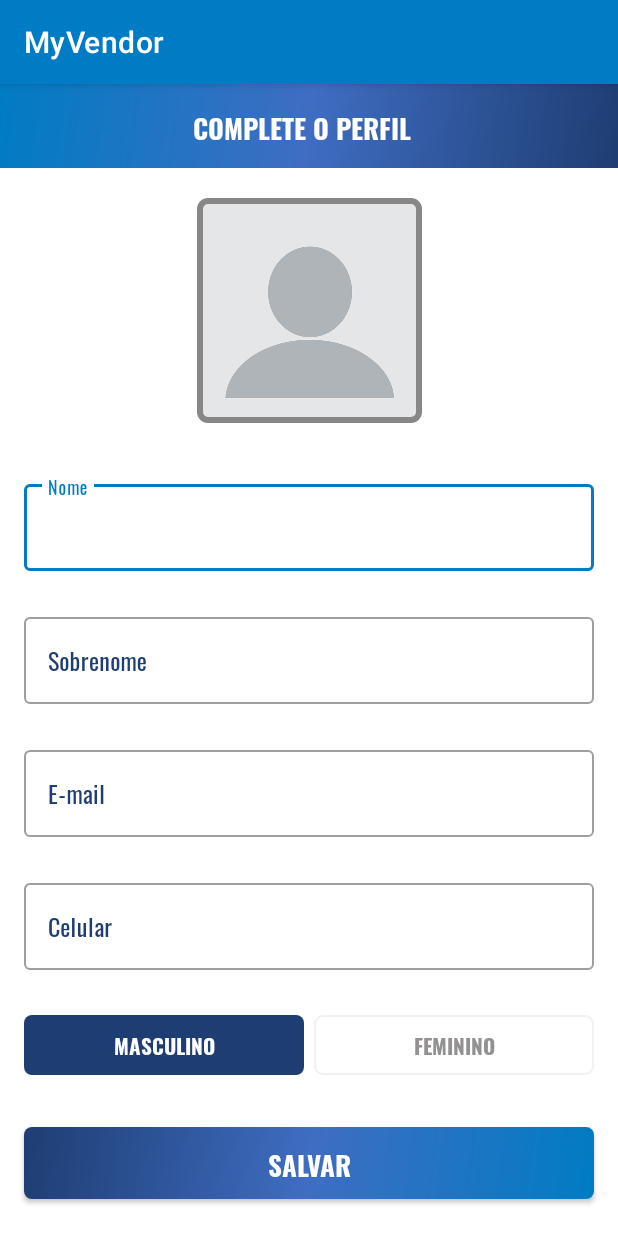
After one commit to VanFrancis/myvendor, an Android app: the UserProfileActivity screen opened directly, with no data from a screen before it, on a phone screen of 412 x 824 dp. The commit adds this screen. Run offline under Robolectric (Android 15) with nearby library versions, the phone set to English and light mode, and no system bars.

Commit message:
tela alterar dados usuário

```diff
--- a/app/src/main/java/com/mobilepoc/myvendor/view/activities/SplashActivity.kt
+++ b/app/src/main/java/com/mobilepoc/myvendor/view/activities/SplashActivity.kt
@@ -34,7 +34,7 @@ class SplashActivity : AppCompatActivity() {
 
         splashAnimation.setAnimationListener(object:Animation.AnimationListener{
             override fun onAnimationStart(animation: Animation?) {
-                //
+                //obrigatório
             }
             override fun onAnimationEnd(animation: Animation?) {
                 Handler(Looper.getMainLooper()).postDelayed({
@@ -43,7 +43,7 @@ class SplashActivity : AppCompatActivity() {
                 },1000)
             }
             override fun onAnimationRepeat(animation: Animation?) {
-                //
+                //obrigatório
             }
         })
     }
--- /dev/null
+++ b/app/src/main/java/com/mobilepoc/myvendor/view/activities/UserProfileActivity.kt
@@ -0,0 +1,14 @@
+package com.mobilepoc.myvendor.view.activities
+
+import androidx.appcompat.app.AppCompatActivity
+import android.os.Bundle
+import com.mobilepoc.myvendor.R
+import com.mobilepoc.myvendor.databinding.ActivityUserProfileBinding
+
+class UserProfileActivity : AppCompatActivity() {
+    override fun onCreate(savedInstanceState: Bundle?) {
+        super.onCreate(savedInstanceState)
+        var binding = ActivityUserProfileBinding.inflate(layoutInflater)
+        setContentView(binding.root)
+    }
+}
--- /dev/null
+++ b/app/src/main/res/drawable/drawable_gender_selector.xml
@@ -0,0 +1,30 @@
+<?xml version="1.0" encoding="utf-8"?>
+<selector xmlns:android="http://schemas.android.com/apk/res/android">
+    <item android:state_checked="true">
+        <shape android:shape="rectangle">
+
+            <solid android:color="@color/astronaut" />
+
+            <corners android:bottomLeftRadius="@dimen/gender_radio_button_radius"
+                android:bottomRightRadius="@dimen/gender_radio_button_radius"
+                android:topLeftRadius="@dimen/gender_radio_button_radius"
+                android:topRightRadius="@dimen/gender_radio_button_radius" />
+        </shape>
+    </item>
+
+    <item android:state_checked="false">
+
+        <shape android:shape="rectangle">
+
+            <stroke android:width="@dimen/gender_radio_button_stroke_width"
+                android:color="@color/seashell" />
+
+            <corners
+                android:bottomLeftRadius="@dimen/gender_radio_button_radius"
+                android:bottomRightRadius="@dimen/gender_radio_button_radius"
+                android:topLeftRadius="@dimen/gender_radio_button_radius"
+                android:topRightRadius="@dimen/gender_radio_button_radius" />
+        </shape>
+    </item>
+
+</selector>
--- /dev/null
+++ b/app/src/main/res/drawable/drawable_gender_text_color_selector.xml
@@ -0,0 +1,9 @@
+<?xml version="1.0" encoding="utf-8"?>
+<selector xmlns:android="http://schemas.android.com/apk/res/android">
+    <item
+        android:state_checked="true"
+        android:color="@color/white"/>
+
+    <item android:state_checked="false"
+          android:color="@color/gray"/>
+</selector>
--- /dev/null
+++ b/app/src/main/res/drawable/ic_vector_settings.xml
@@ -0,0 +1,5 @@
+<vector android:height="24dp" android:tint="#FFFFFF"
+    android:viewportHeight="24" android:viewportWidth="24"
+    android:width="24dp" xmlns:android="http://schemas.android.com/apk/res/android">
+    <path android:fillColor="@android:color/white" android:pathData="M19.14,12.94c0.04,-0.3 0.06,-0.61 0.06,-0.94c0,-0.32 -0.02,-0.64 -0.07,-0.94l2.03,-1.58c0.18,-0.14 0.23,-0.41 0.12,-0.61l-1.92,-3.32c-0.12,-0.22 -0.37,-0.29 -0.59,-0.22l-2.39,0.96c-0.5,-0.38 -1.03,-0.7 -1.62,-0.94L14.4,2.81c-0.04,-0.24 -0.24,-0.41 -0.48,-0.41h-3.84c-0.24,0 -0.43,0.17 -0.47,0.41L9.25,5.35C8.66,5.59 8.12,5.92 7.63,6.29L5.24,5.33c-0.22,-0.08 -0.47,0 -0.59,0.22L2.74,8.87C2.62,9.08 2.66,9.34 2.86,9.48l2.03,1.58C4.84,11.36 4.8,11.69 4.8,12s0.02,0.64 0.07,0.94l-2.03,1.58c-0.18,0.14 -0.23,0.41 -0.12,0.61l1.92,3.32c0.12,0.22 0.37,0.29 0.59,0.22l2.39,-0.96c0.5,0.38 1.03,0.7 1.62,0.94l0.36,2.54c0.05,0.24 0.24,0.41 0.48,0.41h3.84c0.24,0 0.44,-0.17 0.47,-0.41l0.36,-2.54c0.59,-0.24 1.13,-0.56 1.62,-0.94l2.39,0.96c0.22,0.08 0.47,0 0.59,-0.22l1.92,-3.32c0.12,-0.22 0.07,-0.47 -0.12,-0.61L19.14,12.94zM12,15.6c-1.98,0 -3.6,-1.62 -3.6,-3.6s1.62,-3.6 3.6,-3.6s3.6,1.62 3.6,3.6S13.98,15.6 12,15.6z"/>
+</vector>
--- /dev/null
+++ b/app/src/main/res/drawable/user_image_background.xml
@@ -0,0 +1,10 @@
+<?xml version="1.0" encoding="utf-8"?>
+<shape xmlns:android="http://schemas.android.com/apk/res/android"
+    android:shape="rectangle">
+
+    <stroke
+        android:width="@dimen/user_image_background_stroke"
+        android:color="@color/sec_gray"/>
+
+    <corners android:radius="@dimen/button_background_radius"/>
+</shape>
--- /dev/null
+++ b/app/src/main/res/layout/activity_user_profile.xml
@@ -0,0 +1,229 @@
+<?xml version="1.0" encoding="utf-8"?>
+<androidx.constraintlayout.widget.ConstraintLayout xmlns:android="http://schemas.android.com/apk/res/android"
+    xmlns:app="http://schemas.android.com/apk/res-auto"
+    xmlns:tools="http://schemas.android.com/tools"
+    android:layout_width="match_parent"
+    android:layout_height="match_parent"
+    tools:context=".view.activities.UserProfileActivity">
+
+    <androidx.appcompat.widget.Toolbar
+        android:id="@+id/toolbar_user_profile_activity"
+        android:layout_width="match_parent"
+        android:layout_height="?attr/actionBarSize"
+        android:background="@drawable/app_gradiente"
+        app:layout_constraintEnd_toEndOf="parent"
+        app:layout_constraintStart_toStartOf="parent"
+        app:layout_constraintTop_toTopOf="parent">
+
+        <com.mobilepoc.myvendor.utils.MVTextViewBold
+            android:id="@+id/tv_title"
+            android:layout_width="match_parent"
+            android:layout_height="match_parent"
+            android:gravity="center"
+            android:paddingStart="@dimen/toolbar_title_padding"
+            android:paddingEnd="0dp"
+            android:text="@string/title_complete_profile"
+            android:textColor="@color/white"
+            android:textSize="@dimen/toolbar_title_text_size"
+            android:textStyle="bold" />
+    </androidx.appcompat.widget.Toolbar>
+    <ScrollView
+        android:layout_width="match_parent"
+        android:layout_height="0dp"
+        android:fillViewport="true"
+        android:scrollbars="none"
+        app:layout_constraintBottom_toBottomOf="parent"
+        app:layout_constraintEnd_toEndOf="parent"
+        app:layout_constraintStart_toStartOf="parent"
+        app:layout_constraintTop_toBottomOf="@id/toolbar_user_profile_activity">
+
+    <androidx.constraintlayout.widget.ConstraintLayout
+        android:layout_width="match_parent"
+        android:layout_height="wrap_content">
+
+        <FrameLayout
+            android:id="@+id/fl_user_image"
+            android:layout_width="@dimen/profile_user_image_size"
+            android:layout_height="@dimen/profile_user_image_size"
+            android:layout_marginTop="@dimen/profile_user_image_marginTop"
+            app:layout_constraintEnd_toEndOf="parent"
+            app:layout_constraintStart_toStartOf="parent"
+            app:layout_constraintTop_toTopOf="parent">
+
+            <ImageView
+                android:id="@+id/iv_user_photo"
+                android:layout_width="match_parent"
+                android:layout_height="match_parent"
+                android:layout_margin="@dimen/profile_user_photo_margin"
+                android:background="@color/gray"
+                android:contentDescription="@string/content_description"
+                android:scaleType="fitXY"
+                android:src="@drawable/img_profile_default"/>
+
+            <View
+                android:layout_width="match_parent"
+                android:layout_height="match_parent"
+                android:background="@drawable/user_image_background" />
+        </FrameLayout>
+
+        <com.google.android.material.textfield.TextInputLayout
+            android:id="@+id/til_first_name"
+            style="@style/Widget.MaterialComponents.TextInputLayout.OutlinedBox"
+            android:layout_width="match_parent"
+            android:layout_height="wrap_content"
+            android:layout_marginStart="16dp"
+            android:layout_marginTop="35dp"
+            android:layout_marginEnd="16dp"
+            android:hint="@string/hint_first_name"
+            android:textColorHint="@color/astronaut"
+            app:layout_constraintEnd_toEndOf="parent"
+            app:layout_constraintStart_toStartOf="parent"
+            app:layout_constraintTop_toBottomOf="@id/fl_user_image">
+
+            <com.mobilepoc.myvendor.utils.MVEditText
+                android:id="@+id/et_first_name"
+                android:layout_width="match_parent"
+                android:layout_height="wrap_content"
+                android:inputType="text"
+                android:padding="@dimen/et_padding"
+                android:textColor="@color/gray"
+                android:textSize="@dimen/et_text_size" />
+        </com.google.android.material.textfield.TextInputLayout>
+
+        <com.google.android.material.textfield.TextInputLayout
+            android:id="@+id/til_last_name"
+            style="@style/Widget.MaterialComponents.TextInputLayout.OutlinedBox"
+            android:layout_width="match_parent"
+            android:layout_height="wrap_content"
+            android:layout_marginStart="16dp"
+            android:layout_marginTop="25dp"
+            android:layout_marginEnd="16dp"
+            android:hint="@string/hint_last_name"
+            android:textColorHint="@color/astronaut"
+            app:layout_constraintEnd_toEndOf="parent"
+            app:layout_constraintStart_toStartOf="parent"
+            app:layout_constraintTop_toBottomOf="@id/til_first_name">
+
+            <com.mobilepoc.myvendor.utils.MVEditText
+                android:id="@+id/et_last_name"
+                android:layout_width="match_parent"
+                android:layout_height="wrap_content"
+                android:inputType="text"
+                android:padding="@dimen/et_padding"
+                android:textColor="@color/gray"
+                android:textSize="@dimen/et_text_size" />
+        </com.google.android.material.textfield.TextInputLayout>
+
+        <com.google.android.material.textfield.TextInputLayout
+            android:id="@+id/til_email"
+            style="@style/Widget.MaterialComponents.TextInputLayout.OutlinedBox"
+            android:layout_width="match_parent"
+            android:layout_height="wrap_content"
+            android:layout_marginStart="16dp"
+            android:layout_marginTop="25dp"
+            android:layout_marginEnd="16dp"
+            android:hint="@string/et_hint_email_id"
+            android:textColorHint="@color/astronaut"
+            app:layout_constraintEnd_toEndOf="parent"
+            app:layout_constraintStart_toStartOf="parent"
+            app:layout_constraintTop_toBottomOf="@id/til_last_name">
+
+            <com.mobilepoc.myvendor.utils.MVEditText
+                android:id="@+id/et_email"
+                android:layout_width="match_parent"
+                android:layout_height="wrap_content"
+                android:inputType="textEmailAddress"
+                android:padding="@dimen/et_padding"
+                android:textColor="@color/gray"
+                android:textSize="@dimen/et_text_size" />
+        </com.google.android.material.textfield.TextInputLayout>
+
+        <com.google.android.material.textfield.TextInputLayout
+            android:id="@+id/til_mobile_number"
+            style="@style/Widget.MaterialComponents.TextInputLayout.OutlinedBox"
+            android:layout_width="match_parent"
+            android:layout_height="wrap_content"
+            android:layout_marginStart="16dp"
+            android:layout_marginTop="25dp"
+            android:layout_marginEnd="16dp"
+            android:hint="@string/et_hint_mobile_number"
+            android:textColorHint="@color/astronaut"
+            app:layout_constraintEnd_toEndOf="parent"
+            app:layout_constraintStart_toStartOf="parent"
+            app:layout_constraintTop_toBottomOf="@id/til_email">
+
+            <com.mobilepoc.myvendor.utils.MVEditText
+                android:id="@+id/et_mobile_number"
+                android:layout_width="match_parent"
+                android:layout_height="wrap_content"
+                android:inputType="phone"
+                android:padding="@dimen/et_padding"
+                android:textColor="@color/gray"
+                android:textSize="@dimen/et_text_size" />
+        </com.google.android.material.textfield.TextInputLayout>
+
+        <RadioGroup
+            android:id="@+id/rg_gender"
+            android:layout_width="match_parent"
+            android:layout_height="@dimen/profile_radio_button_height"
+            android:layout_marginStart="16dp"
+            android:layout_marginTop="25dp"
+            android:layout_marginEnd="16dp"
+            android:orientation="horizontal"
+            app:layout_constraintBottom_toTopOf="@id/btn_submit"
+            app:layout_constraintEnd_toEndOf="parent"
+            app:layout_constraintStart_toStartOf="parent"
+            app:layout_constraintTop_toBottomOf="@id/til_mobile_number">
+
+            <com.mobilepoc.myvendor.utils.MVRadioButton
+                android:id="@+id/rb_male"
+                android:layout_width="0dp"
+                android:layout_height="match_parent"
+                android:layout_marginEnd="@dimen/profile_radio_button_marginStartEnd"
+                android:layout_weight="1"
+                android:background="@drawable/drawable_gender_selector"
+                android:button="@null"
+                android:checked="true"
+                android:gravity="center"
+                android:text="@string/rb_lbl_male"
+                android:textColor="@drawable/drawable_gender_text_color_selector"
+                android:textStyle="bold" />
+
+            <com.mobilepoc.myvendor.utils.MVRadioButton
+                android:id="@+id/rb_female"
+                android:layout_width="0dp"
+                android:layout_height="match_parent"
+                android:layout_marginStart="@dimen/profile_radio_button_marginStartEnd"
+                android:layout_weight="1"
+                android:background="@drawable/drawable_gender_selector"
+                android:button="@null"
+                android:gravity="center"
+                android:text="@string/rb_lbl_female"
+                android:textColor="@drawable/drawable_gender_text_color_selector"
+                android:textStyle="bold" />
+        </RadioGroup>
+
+        <com.mobilepoc.myvendor.utils.MVButton
+            android:id="@+id/btn_submit"
+            android:layout_width="match_parent"
+            android:layout_height="wrap_content"
+            android:layout_gravity="center"
+            android:layout_marginStart="16dp"
+            android:layout_marginTop="30dp"
+            android:layout_marginEnd="16dp"
+            android:layout_marginBottom="20dp"
+            android:background="@drawable/button_gradient_color_background"
+            android:foreground="?attr/selectableItemBackground"
+            android:gravity="center"
+            android:paddingTop="@dimen/btn_padding"
+            android:paddingBottom="@dimen/btn_padding"
+            android:text="@string/btn_lbl_save"
+            android:textColor="@android:color/white"
+            android:textSize="@dimen/btn_textSize"
+            app:layout_constraintBottom_toBottomOf="parent"
+            app:layout_constraintEnd_toEndOf="parent"
+            app:layout_constraintStart_toStartOf="parent"
+            app:layout_constraintTop_toBottomOf="@id/rg_gender" />
+        </androidx.constraintlayout.widget.ConstraintLayout>
+    </ScrollView>
+</androidx.constraintlayout.widget.ConstraintLayout>
```
Also changed, not shown: app/src/main/AndroidManifest.xml (+8 -5 lines), app/src/main/java/com/mobilepoc/myvendor/view/activities/SettingsActivity.kt (added, +15 -0 lines), app/src/main/java/com/mobilepoc/myvendor/view/fragments/DashboardFragment.kt (+23 -3 lines), app/src/main/res/drawable/item_grey_border_background.xml (added, +9 -0 lines), app/src/main/res/layout/activity_login.xml (+3 -4 lines), app/src/main/res/layout/activity_register.xml (+9 -2 lines), app/src/main/res/layout/activity_settings.xml (added, +185 -0 lines), app/src/main/res/menu/menu_dashboard.xml (added, +8 -0 lines), app/src/main/res/drawable/img_profile_default.png (added).
